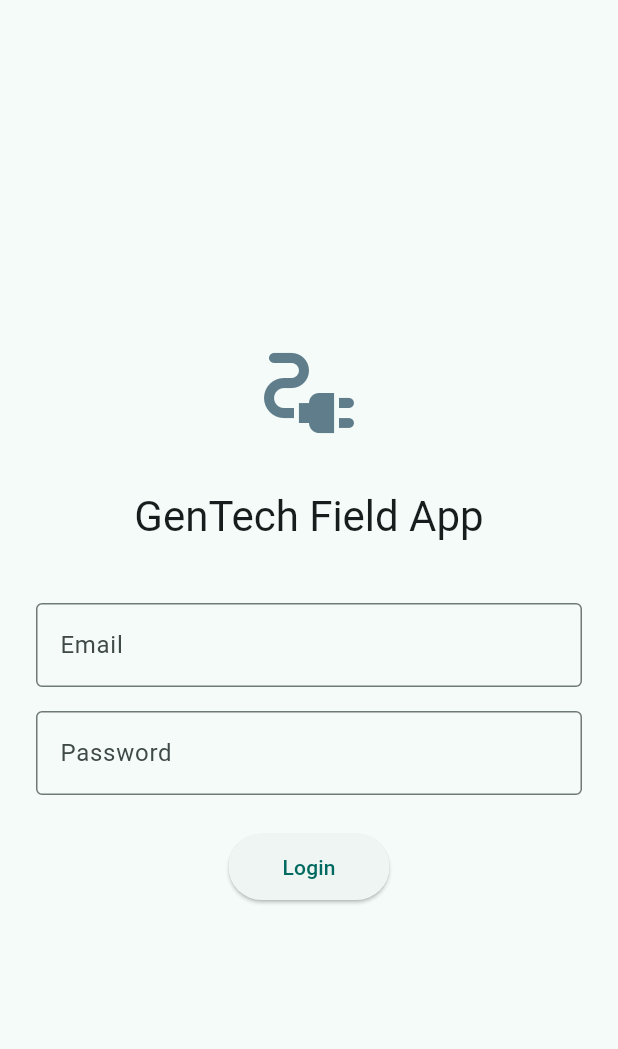
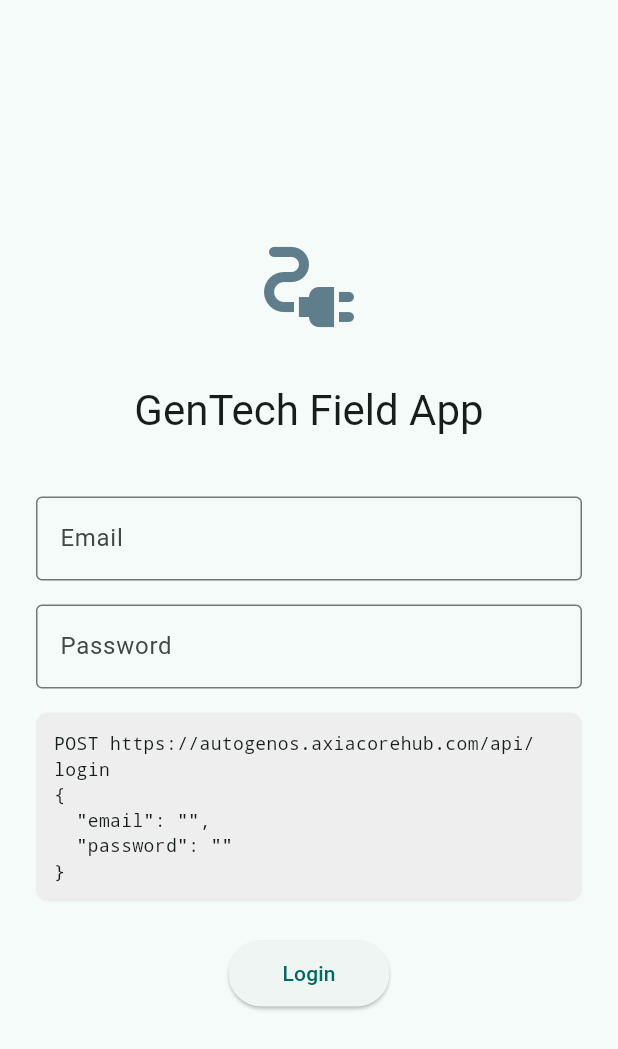
Before and after one commit to blenderwebservices/autogenos-app, a Flutter app: the DashboardScreen screen opened directly, after a tap on the "logout" icon, on a phone screen of 412 x 824 dp. Shown: the top 1049 px of the screen. Run offline on Flutter 3.47's test engine with Material 3 defaults, Android fonts, the phone set to English and light mode, and no system bars; our stand-ins replace dio, flutter_secure_storage; accounts and stored records are empty; network calls fail.

Commit message:
feat: enhance UI with loading states for AI diagnostics and login request previews, and add network permission for Android.

```diff
--- a/lib/providers/auth_provider.dart
+++ b/lib/providers/auth_provider.dart
@@ -15,7 +15,7 @@ class AuthProvider with ChangeNotifier {
   bool get isLoading => _isLoading;
   bool get isAuthenticated => _user != null;
 
-  Future<(bool, String?, String?)> login(String email, String password) async {
+  Future<(bool, String?, String?, int?)> login(String email, String password) async {
     _isLoading = true;
     notifyListeners();
 
@@ -31,7 +31,7 @@ class AuthProvider with ChangeNotifier {
         _user = User.fromJson(response.data['user']);
         _isLoading = false;
         notifyListeners();
-        return (true, null, null);
+        return (true, null, null, response.statusCode);
       }
     } on DioException catch (e) {
       debugPrint('Login error: ${e.response?.data}');
@@ -50,12 +50,12 @@ class AuthProvider with ChangeNotifier {
 
       _isLoading = false;
       notifyListeners();
-      return (false, message, endpoint);
+      return (false, message, endpoint, e.response?.statusCode);
     }
 
     _isLoading = false;
     notifyListeners();
-    return (false, 'Invalid response format', 'login');
+    return (false, 'Invalid response format', 'login', null);
   }
 
   Future<void> logout() async {
--- a/lib/screens/login_screen.dart
+++ b/lib/screens/login_screen.dart
@@ -1,5 +1,6 @@
 import 'package:flutter/material.dart';
 import 'package:provider/provider.dart';
+import '../core/api_client.dart';
 import '../providers/auth_provider.dart';
 import 'dashboard_screen.dart';
 
@@ -13,6 +14,31 @@ class _LoginScreenState extends State<LoginScreen> {
   final _passwordController = TextEditingController();
   String? _errorMessage;
   String? _errorEndpoint;
+  String? _responseCodeMessage;
+  String _currentPayload = '';
+
+  @override
+  void initState() {
+    super.initState();
+    _emailController.addListener(_updatePayload);
+    _passwordController.addListener(_updatePayload);
+    _updatePayload();
+  }
+
+  void _updatePayload() {
+    setState(() {
+      _currentPayload = 'POST ${ApiClient.baseUrl}login\n{\n  "email": "${_emailController.text}",\n  "password": "${_passwordController.text}"\n}';
+    });
+  }
+
+  @override
+  void dispose() {
+    _emailController.removeListener(_updatePayload);
+    _passwordController.removeListener(_updatePayload);
+    _emailController.dispose();
+    _passwordController.dispose();
+    super.dispose();
+  }
 
   @override
   Widget build(BuildContext context) {
@@ -40,7 +66,29 @@ class _LoginScreenState extends State<LoginScreen> {
                 decoration: InputDecoration(labelText: 'Password', border: OutlineInputBorder()),
                 obscureText: true,
               ),
+              SizedBox(height: 16),
+              Container(
+                padding: EdgeInsets.all(12),
+                width: double.infinity,
+                decoration: BoxDecoration(
+                  color: Colors.grey[200],
+                  borderRadius: BorderRadius.circular(8),
+                ),
+                child: Text(
+                  _currentPayload,
+                  style: TextStyle(fontFamily: 'monospace', fontSize: 12),
+                ),
+              ),
               SizedBox(height: 24),
+              if (_responseCodeMessage != null)
+                Padding(
+                  padding: const EdgeInsets.only(bottom: 16.0),
+                  child: Text(
+                    _responseCodeMessage!,
+                    style: TextStyle(color: Colors.blue, fontWeight: FontWeight.bold),
+                    textAlign: TextAlign.center,
+                  ),
+                ),
               if (_errorMessage != null)
                 Padding(
                   padding: const EdgeInsets.only(bottom: 16.0),
@@ -58,6 +106,7 @@ class _LoginScreenState extends State<LoginScreen> {
                     setState(() {
                       _errorMessage = null;
                       _errorEndpoint = null;
+                      _responseCodeMessage = null;
                     });
 
                     final result = await auth.login(
@@ -69,15 +118,24 @@ class _LoginScreenState extends State<LoginScreen> {
 
                     if (result.$1) {
                       if (!mounted) return;
-                      Navigator.pushReplacement(
-                        context,
-                        MaterialPageRoute(builder: (_) => DashboardScreen()),
-                      );
+                      setState(() {
+                        _responseCodeMessage = 'Response code: ${result.$4 ?? 200} (OK)';
+                      });
+
+                      // Delay navigation slightly to show success message
+                      Future.delayed(Duration(seconds: 1), () {
+                        if (!mounted) return;
+                        Navigator.pushReplacement(
+                          context,
+                          MaterialPageRoute(builder: (_) => DashboardScreen()),
+                        );
+                      });
                     } else {
                       if (!mounted) return;
                       setState(() {
                         _errorMessage = result.$2;
                         _errorEndpoint = result.$3;
+                        _responseCodeMessage = 'Response code: ${result.$4 ?? "Unknown"}';
                       });
                       debugPrint('Set UI errorMessage to: $_errorMessage');
                     }
```
Also changed, not shown: lib/providers/intervention_provider.dart (+18 -5 lines), lib/screens/interventions_screen.dart (+18 -1 lines), 1 other file.
